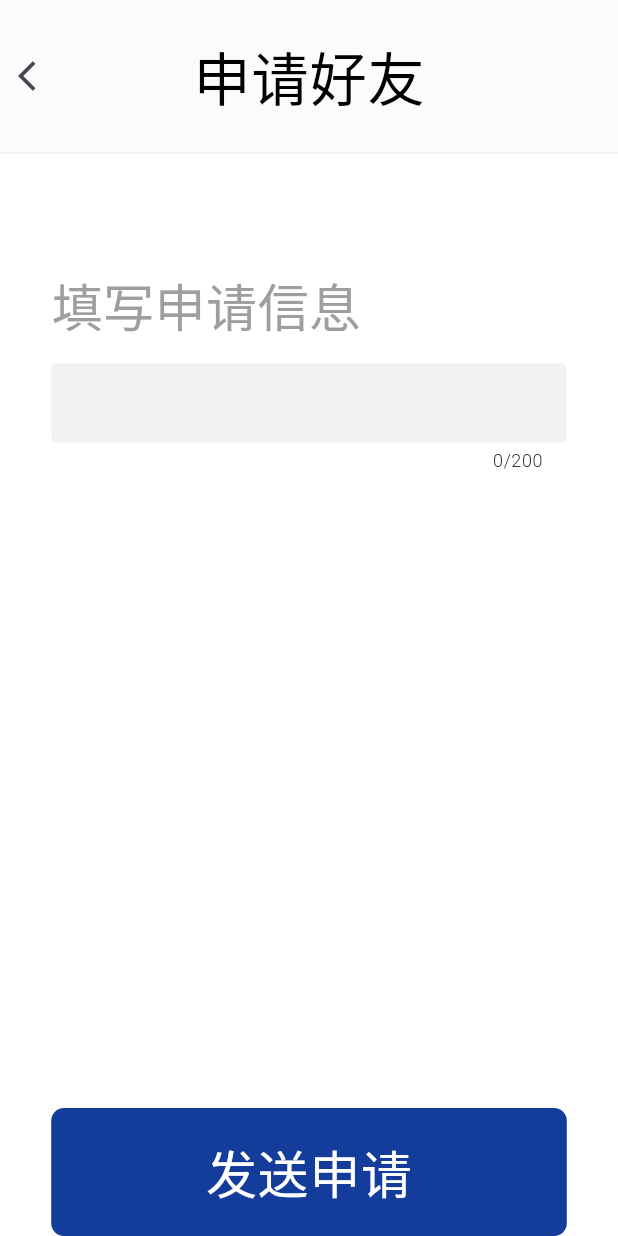
After one commit to FangJZSP/flutter_relax_chat, a Flutter app: the ApplyPage screen opened by its route, on a phone screen of 412 x 824 dp. The commit adds this screen. Run offline on Flutter 3.47's test engine with Material 3 defaults, Android fonts, the phone set to English and light mode, and no system bars; our stand-ins replace animate_do, badges, bot_toast, cached_network_image, dio, dropdown_button2 and 5 more; missing offline and left inert: google_mlkit_language_id, scrollview_observer; accounts and stored records are empty; network calls fail.

Commit message:
增加申请好友/群聊逻辑+UI

```diff
--- a/lib/common/styles.dart
+++ b/lib/common/styles.dart
@@ -37,14 +37,17 @@ class Styles {
   static const Color greyText = Colors.grey;
 
   static TextStyle textLight(double size) {
-    return TextStyle(fontSize: size, color: white, fontWeight: FontWeight.w300);
+    return TextStyle(
+        fontSize: size, color: blackText, fontWeight: FontWeight.w300);
   }
 
   static TextStyle textNormal(double size) {
-    return TextStyle(fontSize: size, color: white, fontWeight: FontWeight.w500);
+    return TextStyle(
+        fontSize: size, color: blackText, fontWeight: FontWeight.w500);
   }
 
   static TextStyle textBold(double size) {
-    return TextStyle(fontSize: size, color: white, fontWeight: FontWeight.w900);
+    return TextStyle(
+        fontSize: size, color: blackText, fontWeight: FontWeight.w900);
   }
 }
--- a/lib/helper/toast_helper.dart
+++ b/lib/helper/toast_helper.dart
@@ -39,7 +39,7 @@ void showTipsToast(
   TextStyle? textStyle,
   double? opacity,
   double? borderRadius,
-  TextAlign textAlign = TextAlign.center,
+  TextAlign textAlign = TextAlign.start,
 }) {
   if (!GlobalManager.instance.state.allowFirstFrame) {
     return;
@@ -73,7 +73,8 @@ void showTipsToast(
               child: Text(
                 string,
                 textAlign: textAlign,
-                style: textStyle ?? Styles.textNormal(14.w),
+                style: textStyle ??
+                    Styles.textNormal(14.w).copyWith(color: Styles.whiteText),
                 maxLines: 10,
               ),
             ),
--- /dev/null
+++ b/lib/model/resp/apply_resp.dart
@@ -0,0 +1,25 @@
+import 'package:json_annotation/json_annotation.dart';
+
+part 'apply_resp.g.dart';
+
+@JsonSerializable()
+class ApplyResp {
+  @JsonKey(defaultValue: false)
+  bool success;
+
+  ApplyResp(
+    this.success,
+  );
+
+  factory ApplyResp.fromJson(Map<String, dynamic> json) =>
+      _$ApplyRespFromJson(json);
+
+  Map<String, dynamic> toJson() => _$ApplyRespToJson(this);
+}
+
+ApplyResp defaultApplyResp(var value) {
+  if (value == null) {
+    return ApplyResp.fromJson({});
+  }
+  return ApplyResp.fromJson(value);
+}
--- /dev/null
+++ b/lib/pages/apply/apply_state.dart
@@ -0,0 +1,40 @@
+import 'package:flutter/cupertino.dart';
+import 'package:get/get.dart';
+import 'package:relax_chat/model/room_model.dart';
+import 'package:relax_chat/model/user_model.dart';
+
+import '../../manager/log_manager.dart';
+import '../add/add_state.dart';
+
+class ApplyState {
+  FindType applyType = FindType.person;
+  RoomModel? groupRoom;
+  UserModel? user;
+
+  TextEditingController txtController = TextEditingController();
+  FocusNode focusNode = FocusNode();
+  RxString inputStr = ''.obs;
+
+  ApplyState() {
+    if (Get.arguments != null && Get.arguments is ApplyPageArgs) {
+      ApplyPageArgs args = Get.arguments;
+      applyType = args.type;
+      groupRoom = args.groupRoom;
+      user = args.user;
+    } else {
+      logger.d('进入申请页面错误');
+    }
+  }
+}
+
+class ApplyPageArgs {
+  final FindType type;
+  final RoomModel? groupRoom;
+  final UserModel? user;
+
+  ApplyPageArgs(
+    this.type, {
+    this.groupRoom,
+    this.user,
+  });
+}
--- /dev/null
+++ b/lib/pages/apply/apply_view.dart
@@ -0,0 +1,127 @@
+import 'package:flutter/material.dart';
+import 'package:get/get.dart';
+import 'package:relax_chat/pages/add/add_state.dart';
+import 'package:relax_chat/widgets/base/base_app_bar.dart';
+import 'package:relax_chat/widgets/custom_text_field.dart';
+import 'package:relax_chat/widgets/image/round_avatar.dart';
+
+import '../../common/common.dart';
+import 'apply_logic.dart';
+
+class ApplyPage extends StatelessWidget {
+  ApplyPage({super.key});
+
+  final logic = Get.put(ApplyLogic());
+  final state = Get.find<ApplyLogic>().state;
+
+  @override
+  Widget build(BuildContext context) {
+    return GestureDetector(
+      onTap: logic.onTapBg,
+      child: Scaffold(
+        backgroundColor: Styles.white,
+        body: Column(
+          children: [
+            BaseAppBar(
+              child: Stack(
+                alignment: Alignment.center,
+                children: [
+                  Row(
+                    mainAxisAlignment: MainAxisAlignment.center,
+                    children: [
+                      Text(
+                        state.applyType == FindType.person ? '申请好友' : '申请加群',
+                        style: Styles.textNormal(18.w),
+                      ),
+                    ],
+                  ),
+                  Positioned(
+                    left: 0,
+                    child: IconButton(
+                      icon: const Icon(Icons.arrow_back_ios),
+                      onPressed: () {
+                        Get.back();
+                      },
+                    ),
+                  ),
+                ],
+              ),
+            ),
+            Expanded(
+              child: Padding(
+                padding: EdgeInsets.fromLTRB(
+                  16.w,
+                  16.w,
+                  16.w,
+                  SizeConfig.bottomMargin,
+                ),
+                child: Column(
+                  children: [
+                    if (state.groupRoom != null)
+                      infoCell(state.groupRoom!.name, state.groupRoom!.avatar),
+                    if (state.user != null)
+                      infoCell(state.user!.name, state.user!.avatar),
+                    SizedBox(
+                      height: 20.w,
+                    ),
+                    CustomTextField(
+                      boxField: true,
+                      controller: state.txtController,
+                      focusNode: state.focusNode,
+                      onChanged: (val) {
+                        state.inputStr.value = val;
+                      },
+                      prefixIcon: Row(
+                        children: [
+                          Text(
+                            '填写申请信息',
+                            style: Styles.textNormal(16.w)
+                                .copyWith(color: Styles.greyText),
+                          ),
+                        ],
+                      ),
+                      maxCharacter: 200,
+                    ),
+                    const Spacer(),
+                    GestureDetector(
+                      onTap: logic.apply,
+                      child: Container(
+                        width: 248.w,
+                        height: 40.w,
+                        alignment: Alignment.center,
+                        decoration: BoxDecoration(
+                          color: Styles.deepBlue,
+                          borderRadius: BorderRadius.circular(4.w),
+                        ),
+                        child: Text(
+                          '发送申请',
+                          style: Styles.textNormal(16.w)
+                              .copyWith(color: Styles.whiteText),
+                        ),
+                      ),
+                    )
+                  ],
+                ),
+              ),
+            ),
+          ],
+        ),
+      ),
+    );
+  }
+
+  Widget infoCell(String name, String avatarUrl) {
+    return Row(
+      children: [
+        RoundAvatar(height: 48.w, url: avatarUrl),
+        SizedBox(
+          width: 8.w,
+        ),
+        Text(
+          name,
+          style: Styles.textNormal(24.w),
+        ),
+      ],
+    );
+  }
+}
--- a/lib/pages/contact/contact_view.dart
+++ b/lib/pages/contact/contact_view.dart
@@ -76,6 +76,8 @@ class ContactPage extends StatelessWidget {
   Widget _buildSearchBar() {
     return Container(
       color: Styles.white,
+      child: GestureDetector(
+        onTap: logic.goAdd,
         child: Container(
           height: 32,
           margin: EdgeInsets.fromLTRB(16.w, 10.w, 16.w, 10.w),
@@ -96,6 +98,7 @@ class ContactPage extends StatelessWidget {
                 style: Styles.textNormal(14.w).copyWith(color: Styles.greyText),
               )
             ],
+          ),
         ),
       ),
     );
--- a/lib/pages/home/home_view.dart
+++ b/lib/pages/home/home_view.dart
@@ -1,4 +1,3 @@
-
 import 'package:flutter/material.dart';
 import 'package:flutter/services.dart';
 import 'package:get/get.dart';
@@ -126,7 +125,7 @@ class HomePage extends StatelessWidget {
                                 },
                                 child: Text(
                                   '退出账号',
-                                  style: Styles.textNormal(8.w)
+                                  style: Styles.textNormal(10.w)
                                       .copyWith(color: Styles.blackText),
                                 ),
                               ),
--- a/lib/route/routes.dart
+++ b/lib/route/routes.dart
@@ -1,4 +1,5 @@
 import 'package:get/get.dart';
+import 'package:relax_chat/pages/apply/apply_view.dart';
 import 'package:relax_chat/pages/chat/chat_view.dart';
 import '../pages/add/add_view.dart';
 import '../pages/contact/contact_view.dart';
@@ -19,20 +20,36 @@ class Routes {
   static const chat = '/chat';
   static const profile = '/profile';
   static const add = '/add';
+  static const apply = '/apply';
 
   static List<GetPage> getPages = [
     GetPage(name: root, page: () => RootPage()),
-    // 首页
+
+    /// 首页
     GetPage(name: home, page: () => HomePage(), popGesture: false),
+
+    /// 消息
     GetPage(name: message, page: () => MessagePage()),
+
+    /// 联系人
     GetPage(name: contact, page: () => ContactPage()),
-    // 登录
+
+    /// 登录页
     GetPage(name: login, page: () => LoginPage(), popGesture: false),
+
+    /// 邮箱登录
     GetPage(name: emailLogin, page: () => EmailLoginPage()),
-    // 聊天
+
+    /// 聊天
     GetPage(name: chat, page: () => ChatPage()),
-    // 信息
+
+    /// 个人资料
     GetPage(name: profile, page: () => ProfilePage()),
+
+    /// 搜索好友/群聊
     GetPage(name: add, page: () => AddPage()),
+
+    /// 申请好友/群聊
+    GetPage(name: apply, page: () => ApplyPage()),
   ];
 }
```
Also changed, not shown: lib/network/api_manager.dart (+25 -2 lines), lib/pages/add/add_logic.dart (+23 -1 lines), lib/pages/add/add_view.dart (+12 -2 lines), lib/pages/apply/apply_logic.dart (added, +49 -0 lines), lib/model/resp/apply_resp.g.dart (added). Lines whose indentation alone changed are shown as unchanged.
